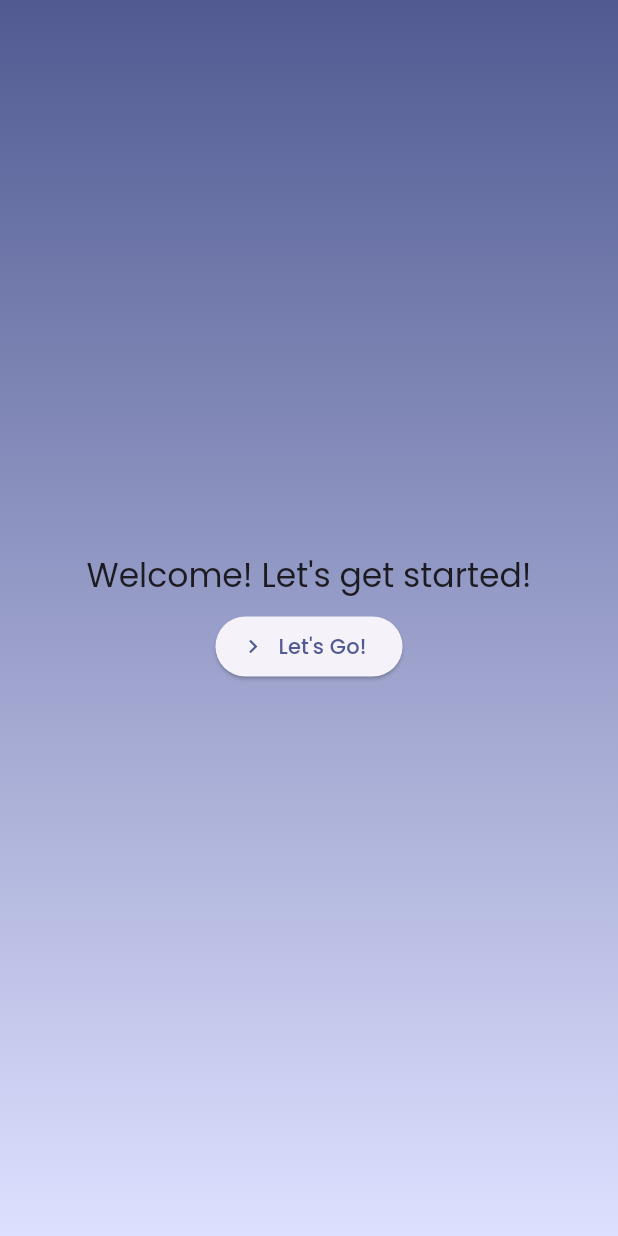
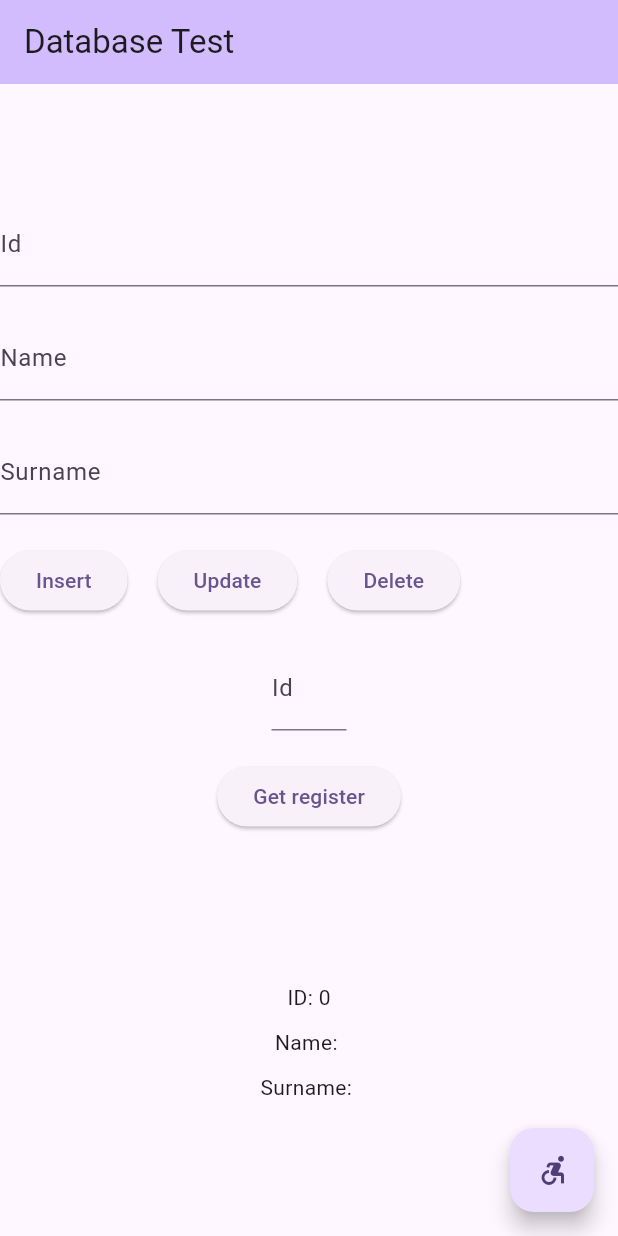
Before and after one commit to drunkslime/Better-Faster-Stronger, a Flutter app: the screen it shows after launch, on a phone screen of 412 x 824 dp. Run offline on Flutter 3.47's test engine with Material 3 defaults, Android fonts, the phone set to English and light mode, and no system bars; our stand-ins replace logger, sqflite; accounts and stored records are empty.

Commit message:
testing database

```diff
--- /dev/null
+++ b/lib/_main.dart
@@ -0,0 +1,28 @@
+import 'package:better_faster_stronger/view/on_boarding/get_started_view.dart';
+import 'package:flutter/material.dart';
+
+
+
+void main() {
+  runApp(const MyApp());
+}
+
+class MyApp extends StatelessWidget {
+  const MyApp({super.key});
+
+  @override
+  Widget build(BuildContext context) {
+    return MaterialApp(
+      title: 'Better,Faster,Stronger',
+      debugShowCheckedModeBanner: false,
+      theme: ThemeData(
+        colorScheme: ColorScheme.fromSeed(
+          seedColor: Colors.indigo,
+        ),
+        useMaterial3: true,
+        fontFamily: 'Poppins',
+      ),
+      home: const GetStartedView(),
+    );
+  }
+}
--- a/lib/main.dart
+++ b/lib/main.dart
@@ -1,5 +1,5 @@
-import 'package:better_faster_stronger/view/on_boarding/get_started_view.dart';
 import 'package:flutter/material.dart';
+import 'package:better_faster_stronger/services/database_service.dart';
 
 void main() {
   runApp(const MyApp());
@@ -8,20 +8,152 @@
 class MyApp extends StatelessWidget {
   const MyApp({super.key});
 
-  // This widget is the root of the application.
   @override
   Widget build(BuildContext context) {
     return MaterialApp(
-      title: 'Better,Faster,Stronger',
-      debugShowCheckedModeBanner: false,
+      title: 'Flutter Demo',
       theme: ThemeData(
-        colorScheme: ColorScheme.fromSeed(
-          seedColor: Colors.indigo,
-        ),
+        colorScheme: ColorScheme.fromSeed(seedColor: Colors.deepPurple),
         useMaterial3: true,
-        fontFamily: 'Poppins',
       ),
-      home: const GetStartedView(),
+      home: const MyHomePage(title: 'Database Test'),
     );
   }
 }
+
+class MyHomePage extends StatefulWidget {
+  const MyHomePage({super.key, required this.title});
+  final String title;
+
+  @override
+  State<MyHomePage> createState() => _MyHomePageState();
+}
+
+class _MyHomePageState extends State<MyHomePage> {
+  TextEditingController idController = TextEditingController();
+  TextEditingController nameController = TextEditingController();
+  TextEditingController surnameController = TextEditingController();
+
+  final DatabaseService _dbService = DatabaseService.instance;
+
+  int id = 0;
+  String name = "";
+  String surname = "";
+
+  @override
+  Widget build(BuildContext context) {
+
+    var theme = Theme.of(context);
+    return Scaffold(
+      appBar: AppBar(
+        backgroundColor: theme.colorScheme.inversePrimary,
+        title: Text(widget.title),
+      ),
+      body: Center(
+        child: Column(
+          mainAxisSize: MainAxisSize.min,
+          children: [
+            Form(
+              child: Expanded(
+                child: Column(
+                  children: <Widget>[
+                    TextFormField(
+                      controller: idController,
+                      decoration: const InputDecoration(
+                        border: UnderlineInputBorder(),
+                        labelText: 'Id',
+                      ),
+                    ),
+                    const SizedBox(height: 20,),
+
+                    TextFormField(
+                      controller: nameController,
+                      decoration: const InputDecoration(
+                        border: UnderlineInputBorder(),
+                        labelText: 'Name',
+                      ),
+                    ),
+                    const SizedBox(height: 20,),
+
+                    TextFormField(
+                      controller: surnameController,
+                      decoration: const InputDecoration(
+                        border: UnderlineInputBorder(),
+                        labelText: 'Surname',
+                      ),
+                    ),
+                    const SizedBox(height: 20,),
+
+                    Row(
+                      children: <Widget>[
+                        ElevatedButton(
+                          onPressed: () async {
+                            _dbService.addRegister(nameController.text, surnameController.text);
+                          },
+                          child: const Text('Insert'),
+                        ),
+                        const SizedBox(width: 20,),
+
+                        ElevatedButton(
+                          onPressed: () async {
+
+                          },
+                          child: const Text('Update'),
+                        ),
+                        const SizedBox(width: 20,),
+
+                        ElevatedButton(
+                          onPressed: () async {
+
+                          },
+                          child: const Text('Delete'),
+                        ),
+                      ],
+                    ),
+                    const SizedBox(height: 20,),
+                  ]
+                ),
+              ),
+            ),
+            const SizedBox(width: 100,),
+            Column(
+              children: <Widget>[
+                SizedBox(
+                  width: 50,
+                  child: TextFormField(
+                    controller: idController,
+                    decoration: const InputDecoration(
+                      border: UnderlineInputBorder(),
+                      labelText: 'Id',
+                    ),
+                  )
+                ),
+                const SizedBox(height: 20,),
+
+                ElevatedButton(
+                  onPressed: () async {
+
+                  },
+                  child: const Text('Get register'),
+                ),
+                const SizedBox(height: 100,),
+
+                Text('ID: $id'),
+                const SizedBox(height: 10,),
+                Text('Name: $name'),
+                const SizedBox(height: 10,),
+                Text('Surname: $surname'),
+                const SizedBox(height: 10,),
+              ],
+            )
+          ],
+        ),
+      ),
+      floatingActionButton: FloatingActionButton(
+        onPressed: () => {},
+        tooltip: 'Nothing',
+        child: const Icon(Icons.accessible_forward_outlined),
+      ),
+    );
+  }
+}
--- /dev/null
+++ b/lib/services/database_service.dart
@@ -0,0 +1,55 @@
+import 'package:path/path.dart';
+import 'package:sqflite/sqflite.dart';
+import 'package:logger/logger.dart';
+
+var logger = Logger();
+
+class DatabaseService {
+  static Database? _db;
+  static final DatabaseService instance = DatabaseService._constructor();
+
+  final String _testDatabaseName = 'test.db';
+  final String _tableTest = 'test_table';
+  final String _testIdColumnName = 'id';
+  final String _testNameColumnName = 'name';
+  final String _testSurnameColumnName = 'surname';
+
+  DatabaseService._constructor();
+
+  Future<Database> get database async{
+    if (_db != null) return _db!;
+    _db = await getDatabase();
+    return _db!;
+  }
+
+  Future<Database> getDatabase() async {
+    final databaseDirPath = await getDatabasesPath();
+    final databasePath = join(databaseDirPath, _testDatabaseName);
+    final database = await openDatabase(databasePath, version: 1,
+      onOpen: (db) => logger.d("$_testDatabaseName opened at $databasePath"),
+      onCreate:(db, version) {
+        return db.execute('''
+          CREATE TABLE IF NOT EXISTS $_tableTest (
+            $_testIdColumnName INTEGER PRIMARY KEY AUTOINCREMENT,
+            $_testNameColumnName TEXT NOT NULL,
+            $_testSurnameColumnName TEXT NOT NULL
+          )
+        '''
+        );
+      },
+    );
+    return database;
+  }
+
+  void addRegister(String name, String surname) async {
+    final db = await database;
+    await db.insert(
+      _tableTest,
+      {
+        _testNameColumnName: name,
+        _testSurnameColumnName: surname
+      }
+    );
+  }
+
+}
--- a/lib/view/on_boarding/get_started_view.dart
+++ b/lib/view/on_boarding/get_started_view.dart
@@ -10,6 +10,7 @@ class GetStartedView extends StatefulWidget {
 
 class _GetStartedViewState extends State<GetStartedView> {
   PageController controller = PageController();
+
   @override
   Widget build(BuildContext context) {
     var theme = Theme.of(context);
```
Also changed, not shown: lib/common/color_extension.dart (deleted, +0 -16 lines), pubspec.yaml (+3 -4 lines), assets/img/plank-image.jpg (added), assets/img/sport.png (deleted), pubspec.lock, 4 other files.
